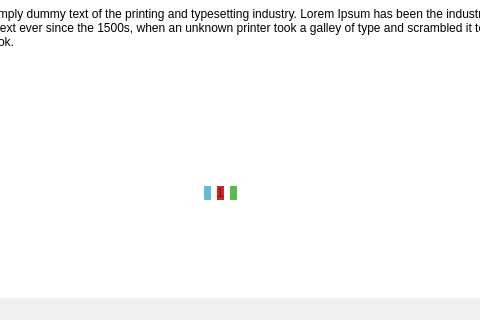
Old version of the form ui/diseno_profesor_copy.ui in the repository Cristian23988/ProyectoGrado; both pictures show x 404 to 884 and y 397 to 717 of the 1176 by 717 pixel window.
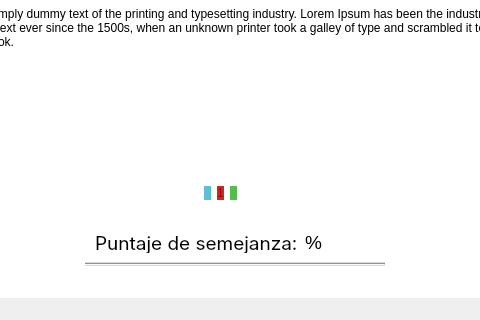
New version of the form. The open tabs and pages were chosen to show the change. Icons and pictures are not drawn.

What changed in the file:
```diff
--- a/ui/diseno_profesor_copy.ui
+++ b/ui/diseno_profesor_copy.ui
@@ -1673,6 +1673,78 @@
                </layout>
               </widget>
              </widget>
+             <widget class="QFrame" name="frame_14">
+              <property name="geometry">
+               <rect>
+                <x>290</x>
+                <y>590</y>
+                <width>311</width>
+                <height>61</height>
+               </rect>
+              </property>
+              <property name="frameShape">
+               <enum>QFrame::StyledPanel</enum>
+              </property>
+              <property name="frameShadow">
+               <enum>QFrame::Raised</enum>
+              </property>
+              <widget class="QLabel" name="label_puntaje_2">
+               <property name="geometry">
+                <rect>
+                 <x>10</x>
+                 <y>20</y>
+                 <width>201</width>
+                 <height>21</height>
+                </rect>
+               </property>
+               <property name="font">
+                <font>
+                 <family>Inter</family>
+                 <pointsize>14</pointsize>
+                </font>
+               </property>
+               <property name="text">
+                <string>Puntaje de semejanza:</string>
+               </property>
+              </widget>
+              <widget class="QLabel" name="porcentaje_audio">
+               <property name="geometry">
+                <rect>
+                 <x>220</x>
+                 <y>20</y>
+                 <width>71</width>
+                 <height>21</height>
+                </rect>
+               </property>
+               <property name="font">
+                <font>
+                 <pointsize>14</pointsize>
+                </font>
+               </property>
+               <property name="text">
+                <string>%</string>
+               </property>
+              </widget>
+              <widget class="Line" name="line_5">
+               <property name="geometry">
+                <rect>
+                 <x>0</x>
+                 <y>50</y>
+                 <width>300</width>
+                 <height>4</height>
+                </rect>
+               </property>
+               <property name="styleSheet">
+                <string notr="true">background-color: rgb(217, 217, 217);</string>
+               </property>
+               <property name="lineWidth">
+                <number>1</number>
+               </property>
+               <property name="orientation">
+                <enum>Qt::Horizontal</enum>
+               </property>
+              </widget>
+             </widget>
             </widget>
             <widget class="QWidget" name="form_crear">
              <widget class="QLabel" name="label_form_crear_title">
```
Left out of the diff: 8 changed lines with no effect on the pictures.
